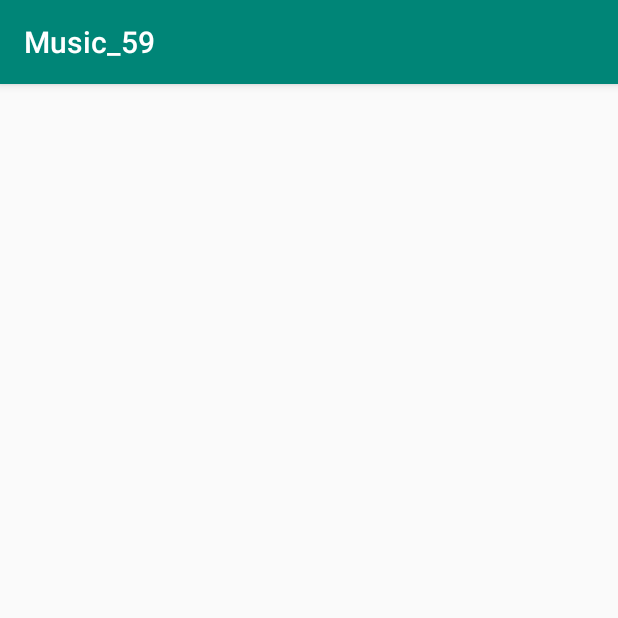
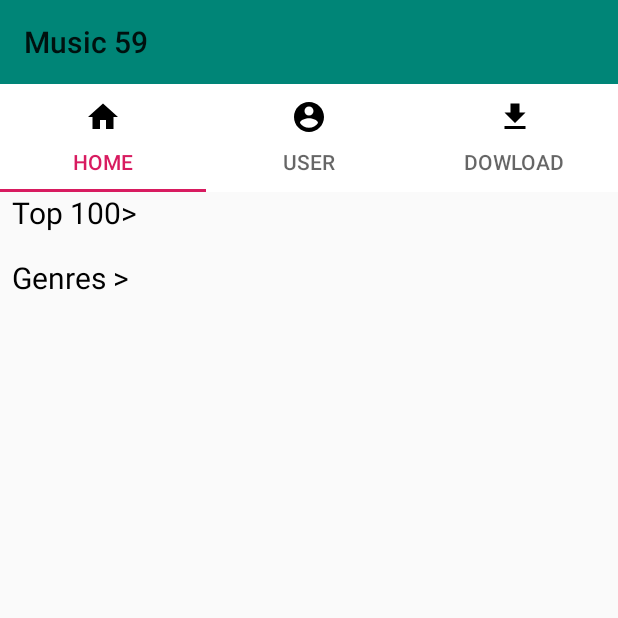
Before and after one commit to mdmahmudurrahman/Music_59, an Android app: the screen it shows after launch (MainActivity), on a phone screen of 412 x 824 dp, the top half of it. Run offline under Robolectric (Android 15) with nearby library versions, the phone set to English and light mode, and no system bars.

Commit message:
7566_Home_Screen

```diff
--- a/app/build.gradle
+++ b/app/build.gradle
@@ -19,10 +19,11 @@ android {
 }
 
 dependencies {
-    implementation fileTree(dir: 'libs', include: ['*.jar'])
+    implementation fileTree(include: ['*.jar'], dir: 'libs')
     implementation 'com.android.support:appcompat-v7:28.0.0'
     implementation 'com.android.support.constraint:constraint-layout:1.1.3'
     testImplementation 'junit:junit:4.12'
     androidTestImplementation 'com.android.support.test:runner:1.0.2'
     androidTestImplementation 'com.android.support.test.espresso:espresso-core:3.0.2'
+    implementation 'com.android.support:design:28.0.0'
 }
--- /dev/null
+++ b/app/src/main/java/com/example/dung/music_59/ui/adapter/ViewPagerAdapter.java
@@ -0,0 +1,39 @@
+package com.example.dung.music_59.ui.adapter;
+
+import android.support.annotation.Nullable;
+import android.support.v4.app.Fragment;
+import android.support.v4.app.FragmentManager;
+import android.support.v4.app.FragmentPagerAdapter;
+
+import java.util.ArrayList;
+import java.util.List;
+
+public class ViewPagerAdapter extends FragmentPagerAdapter {
+    private final List<Fragment> mFragments = new ArrayList<>();
+    private final List<String> mFragmentTitles = new ArrayList<>();
+
+    public ViewPagerAdapter(FragmentManager fm) {
+        super(fm);
+    }
+
+    @Override
+    public Fragment getItem(int position) {
+        return mFragments.get(position);
+    }
+
+    @Override
+    public int getCount() {
+        return mFragments == null ? 0 : mFragments.size();
+    }
+
+    public void addFragment(Fragment fragment, String title) {
+        mFragments.add(fragment);
+        mFragmentTitles.add(title);
+    }
+
+    @Nullable
+    @Override
+    public CharSequence getPageTitle(int position) {
+        return mFragmentTitles.get(position);
+    }
+}
--- /dev/null
+++ b/app/src/main/java/com/example/dung/music_59/ui/home/DowloadFragment.java
@@ -0,0 +1,22 @@
+package com.example.dung.music_59.ui.home;
+
+import android.os.Bundle;
+import android.support.annotation.NonNull;
+import android.support.annotation.Nullable;
+import android.support.v4.app.Fragment;
+import android.view.LayoutInflater;
+import android.view.View;
+import android.view.ViewGroup;
+
+import com.example.dung.music_59.R;
+
+public class DowloadFragment extends Fragment {
+    @Nullable
+    @Override
+    public View onCreateView(@NonNull LayoutInflater inflater, @Nullable ViewGroup container,
+                             @Nullable Bundle savedInstanceState) {
+        super.onCreateView(inflater, container, savedInstanceState);
+        View view = inflater.inflate(R.layout.fragment_dowload,container,false);
+        return view;
+    }
+}
--- /dev/null
+++ b/app/src/main/java/com/example/dung/music_59/ui/home/HomeFragment.java
@@ -0,0 +1,22 @@
+package com.example.dung.music_59.ui.home;
+
+import android.os.Bundle;
+import android.support.annotation.NonNull;
+import android.support.annotation.Nullable;
+import android.support.v4.app.Fragment;
+import android.view.LayoutInflater;
+import android.view.View;
+import android.view.ViewGroup;
+
+import com.example.dung.music_59.R;
+
+public class HomeFragment extends Fragment {
+    @Nullable
+    @Override
+    public View onCreateView(@NonNull LayoutInflater inflater, @Nullable ViewGroup container,
+                             @Nullable Bundle savedInstanceState) {
+        super.onCreateView(inflater, container, savedInstanceState);
+        View view = inflater.inflate(R.layout.fragment_home, container, false);
+        return view;
+    }
+}
--- a/app/src/main/java/com/example/dung/music_59/ui/home/MainActivity.java
+++ b/app/src/main/java/com/example/dung/music_59/ui/home/MainActivity.java
@@ -1,15 +1,80 @@
 package com.example.dung.music_59.ui.home;
 
+import android.graphics.PorterDuff;
+import android.os.Bundle;
+import android.support.design.widget.TabLayout;
+import android.support.v4.content.ContextCompat;
+import android.support.v4.view.ViewPager;
 import android.support.v7.app.AppCompatActivity;
-import android.os.Bundle;
+import android.support.v7.widget.Toolbar;
 
 import com.example.dung.music_59.R;
+import com.example.dung.music_59.ui.adapter.ViewPagerAdapter;
 
 public class MainActivity extends AppCompatActivity {
+    private ViewPager mViewPagerHome;
+    private Toolbar mToolbarHome;
+    private TabLayout mTabLayoutHome;
+    private static final int PAGE_LIMIT = 3;
+    private static final int PAGE_HOME = 0;
+    private static final int PAGE_USER = 1;
+    private static final int PAGE_DOWLOAD = 2;
+
 
     @Override
     protected void onCreate(Bundle savedInstanceState) {
         super.onCreate(savedInstanceState);
         setContentView(R.layout.activity_main);
+
+        initView();
+        setUpViewPager();
+        setupTabIcon();
+        setToolbar();
+    }
+
+    private void setToolbar() {
+        setSupportActionBar(mToolbarHome);
+        getSupportActionBar().setTitle(R.string.title_music_59);
+    }
+
+    private void setUpViewPager() {
+        ViewPagerAdapter pagerAdapter = new ViewPagerAdapter(getSupportFragmentManager());
+        pagerAdapter.addFragment(new HomeFragment(), getString(R.string.title_home));
+        pagerAdapter.addFragment(new UserFragment(), getString(R.string.title_user));
+        pagerAdapter.addFragment(new DowloadFragment(), getString(R.string.title_dowload));
+        mViewPagerHome.setAdapter(pagerAdapter);
+        mViewPagerHome.setOffscreenPageLimit(PAGE_LIMIT);
+    }
+
+    private void initView() {
+        mViewPagerHome = findViewById(R.id.view_pager);
+        mToolbarHome = findViewById(R.id.tool_bar_home);
+        mTabLayoutHome = findViewById(R.id.tab_layout);
+        mTabLayoutHome.setupWithViewPager(mViewPagerHome);
+    }
+
+    public void setupTabIcon() {
+        mTabLayoutHome.addOnTabSelectedListener(new TabLayout.BaseOnTabSelectedListener() {
+            @Override
+            public void onTabSelected(TabLayout.Tab tab) {
+                int tabIconColor = ContextCompat.getColor(getApplicationContext(), R.color.color_accent);
+                tab.getIcon().setColorFilter(tabIconColor, PorterDuff.Mode.SRC_IN);
+            }
+
+            @Override
+            public void onTabUnselected(TabLayout.Tab tab) {
+                int tabIconColor = ContextCompat.getColor(getApplicationContext(), R.color.color_black);
+                tab.getIcon().setColorFilter(tabIconColor, PorterDuff.Mode.SRC_IN);
+
+            }
+
+            @Override
+            public void onTabReselected(TabLayout.Tab tab) {
+
+            }
+        });
+        mTabLayoutHome.getTabAt(PAGE_HOME).setIcon(R.drawable.ic_home_white_24dp);
+        mTabLayoutHome.getTabAt(PAGE_USER).setIcon(R.drawable.ic_account_circle_white_24dp);
+        mTabLayoutHome.getTabAt(PAGE_DOWLOAD).setIcon(R.drawable.ic_file_download_white_24dp);
     }
 }
--- /dev/null
+++ b/app/src/main/java/com/example/dung/music_59/ui/home/UserFragment.java
@@ -0,0 +1,22 @@
+package com.example.dung.music_59.ui.home;
+
+import android.os.Bundle;
+import android.support.annotation.NonNull;
+import android.support.annotation.Nullable;
+import android.support.v4.app.Fragment;
+import android.view.LayoutInflater;
+import android.view.View;
+import android.view.ViewGroup;
+
+import com.example.dung.music_59.R;
+
+public class UserFragment extends Fragment {
+    @Nullable
+    @Override
+    public View onCreateView(@NonNull LayoutInflater inflater, @Nullable ViewGroup container,
+                             @Nullable Bundle savedInstanceState) {
+        super.onCreateView(inflater, container, savedInstanceState);
+        View view = inflater.inflate(R.layout.fragment_user, container, false);
+        return view;
+    }
+}
--- /dev/null
+++ b/app/src/main/res/drawable/ic_account_circle_white_24dp.xml
@@ -0,0 +1,5 @@
+<vector android:height="24dp" android:tint="#FDFDFD"
+    android:viewportHeight="24.0" android:viewportWidth="24.0"
+    android:width="24dp" xmlns:android="http://schemas.android.com/apk/res/android">
+    <path android:fillColor="#FF000000" android:pathData="M12,2C6.48,2 2,6.48 2,12s4.48,10 10,10 10,-4.48 10,-10S17.52,2 12,2zM12,5c1.66,0 3,1.34 3,3s-1.34,3 -3,3 -3,-1.34 -3,-3 1.34,-3 3,-3zM12,19.2c-2.5,0 -4.71,-1.28 -6,-3.22 0.03,-1.99 4,-3.08 6,-3.08 1.99,0 5.97,1.09 6,3.08 -1.29,1.94 -3.5,3.22 -6,3.22z"/>
+</vector>
--- /dev/null
+++ b/app/src/main/res/drawable/ic_file_download_white_24dp.xml
@@ -0,0 +1,5 @@
+<vector android:height="24dp" android:tint="#FDFDFD"
+    android:viewportHeight="24.0" android:viewportWidth="24.0"
+    android:width="24dp" xmlns:android="http://schemas.android.com/apk/res/android">
+    <path android:fillColor="#FF000000" android:pathData="M19,9h-4V3H9v6H5l7,7 7,-7zM5,18v2h14v-2H5z"/>
+</vector>
--- /dev/null
+++ b/app/src/main/res/drawable/ic_home_white_24dp.xml
@@ -0,0 +1,5 @@
+<vector android:height="24dp" android:tint="#FDFDFD"
+    android:viewportHeight="24.0" android:viewportWidth="24.0"
+    android:width="24dp" xmlns:android="http://schemas.android.com/apk/res/android">
+    <path android:fillColor="#FF000000" android:pathData="M10,20v-6h4v6h5v-8h3L12,3 2,12h3v8z"/>
+</vector>
--- a/app/src/main/res/layout/activity_main.xml
+++ b/app/src/main/res/layout/activity_main.xml
@@ -1,10 +1,46 @@
 <?xml version="1.0" encoding="utf-8"?>
-<android.support.constraint.ConstraintLayout
-    xmlns:android="http://schemas.android.com/apk/res/android"
+<android.support.constraint.ConstraintLayout xmlns:android="http://schemas.android.com/apk/res/android"
+    xmlns:app="http://schemas.android.com/apk/res-auto"
     xmlns:tools="http://schemas.android.com/tools"
-    xmlns:app="http://schemas.android.com/apk/res-auto"
     android:layout_width="match_parent"
     android:layout_height="match_parent"
     tools:context=".ui.home.MainActivity">
 
+    <android.support.v7.widget.Toolbar
+        android:id="@+id/tool_bar_home"
+        android:layout_width="0dp"
+        android:layout_height="?attr/actionBarSize"
+        android:background="@color/color_primary"
+        app:layout_constraintEnd_toEndOf="parent"
+        app:layout_constraintRight_toRightOf="parent"
+        app:layout_constraintStart_toStartOf="@+id/tab_layout"
+        app:layout_constraintTop_toTopOf="parent">
+
+    </android.support.v7.widget.Toolbar>
+
+    <android.support.v4.view.ViewPager
+        android:id="@+id/view_pager"
+        android:layout_width="0dp"
+        android:layout_height="0dp"
+        app:layout_constraintBottom_toBottomOf="parent"
+        app:layout_constraintEnd_toEndOf="parent"
+        app:layout_constraintStart_toStartOf="parent"
+        app:layout_constraintTop_toBottomOf="@+id/tab_layout">
+
+    </android.support.v4.view.ViewPager>
+
+    <android.support.design.widget.TabLayout
+        android:id="@+id/tab_layout"
+        android:layout_width="0dp"
+        android:layout_height="wrap_content"
+        android:background="@color/color_white"
+        app:layout_constraintEnd_toEndOf="parent"
+        app:layout_constraintStart_toStartOf="parent"
+        app:layout_constraintTop_toBottomOf="@+id/tool_bar_home"
+        app:tabIconTint="@color/color_black"
+        app:tabSelectedTextColor="@color/color_accent">
+
+    </android.support.design.widget.TabLayout>
+
+
 </android.support.constraint.ConstraintLayout>
--- /dev/null
+++ b/app/src/main/res/layout/fragment_dowload.xml
@@ -0,0 +1,6 @@
+<?xml version="1.0" encoding="utf-8"?>
+<android.support.constraint.ConstraintLayout
+    xmlns:android="http://schemas.android.com/apk/res/android" android:layout_width="match_parent"
+    android:layout_height="match_parent">
+
+</android.support.constraint.ConstraintLayout>
--- /dev/null
+++ b/app/src/main/res/layout/fragment_home.xml
@@ -0,0 +1,53 @@
+<?xml version="1.0" encoding="utf-8"?>
+<android.support.constraint.ConstraintLayout
+    xmlns:app="http://schemas.android.com/apk/res-auto"
+    xmlns:android="http://schemas.android.com/apk/res/android"
+    android:layout_width="match_parent"
+    android:layout_height="match_parent">
+
+    <TextView
+        android:id="@+id/text_top_100"
+        android:layout_width="0dp"
+        android:layout_height="wrap_content"
+        android:layout_marginLeft="@dimen/dp_8"
+        android:layout_marginTop="@dimen/dp_8"
+        android:text="@string/title_top_100"
+        android:textColor="@color/color_black"
+        android:textSize="@dimen/sp_20"
+        app:layout_constraintEnd_toEndOf="parent"
+        app:layout_constraintStart_toStartOf="parent"
+        app:layout_constraintTop_toBottomOf="@+id/tool_bar_home" />
+
+    <android.support.v7.widget.RecyclerView
+        android:id="@+id/recycler_top_100"
+        android:layout_width="0dp"
+        android:layout_height="wrap_content"
+        android:layout_marginTop="@dimen/dp_8"
+        app:layout_constraintEnd_toEndOf="parent"
+        app:layout_constraintStart_toStartOf="parent"
+        app:layout_constraintTop_toBottomOf="@+id/text_top_100" />
+
+    <TextView
+        android:id="@+id/text_genres"
+        android:layout_width="0dp"
+        android:layout_height="wrap_content"
+        android:layout_marginLeft="@dimen/dp_8"
+        android:layout_marginTop="@dimen/dp_8"
+        android:text="@string/title_genres"
+        android:textColor="@color/color_black"
+        android:textSize="@dimen/sp_20"
+        app:layout_constraintEnd_toEndOf="parent"
+        app:layout_constraintStart_toStartOf="parent"
+        app:layout_constraintTop_toBottomOf="@+id/recycler_top_100" />
+
+    <android.support.v7.widget.RecyclerView
+        android:id="@+id/recycler_genres"
+        android:layout_width="0dp"
+        android:layout_height="wrap_content"
+        android:layout_marginLeft="@dimen/dp_8"
+        android:layout_marginTop="@dimen/dp_8"
+        app:layout_constraintEnd_toEndOf="parent"
+        app:layout_constraintStart_toStartOf="parent"
+        app:layout_constraintTop_toBottomOf="@+id/text_genres" />
+
+</android.support.constraint.ConstraintLayout>
--- /dev/null
+++ b/app/src/main/res/layout/fragment_user.xml
@@ -0,0 +1,7 @@
+<?xml version="1.0" encoding="utf-8"?>
+<android.support.constraint.ConstraintLayout
+    xmlns:android="http://schemas.android.com/apk/res/android"
+    android:layout_width="match_parent"
+    android:layout_height="match_parent">
+
+</android.support.constraint.ConstraintLayout>
--- a/app/src/main/res/values/colors.xml
+++ b/app/src/main/res/values/colors.xml
@@ -3,4 +3,6 @@
     <color name="color_primary">#008577</color>
     <color name="color_primary_dark">#00574B</color>
     <color name="color_accent">#D81B60</color>
+    <color name="color_black">#000000</color>
+    <color name="color_white">#ffffff</color>
 </resources>
--- /dev/null
+++ b/app/src/main/res/values/dimens.xml
@@ -0,0 +1,5 @@
+<?xml version="1.0" encoding="utf-8"?>
+<resources>
+    <dimen name="dp_8">8dp</dimen>
+    <dimen name="sp_20">20sp</dimen>
+</resources>
--- a/app/src/main/res/values/strings.xml
+++ b/app/src/main/res/values/strings.xml
@@ -1,3 +1,9 @@
 <resources>
     <string name="app_name">Music_59</string>
+    <string name="title_top_100"><![CDATA[Top 100>]]></string>
+    <string name="title_genres"><![CDATA[Genres >]]></string>
+    <string name="title_home">Home</string>
+    <string name="title_user">User</string>
+    <string name="title_dowload">Dowload</string>
+    <string name="title_music_59">Music 59</string>
 </resources>
--- a/app/src/main/res/values/styles.xml
+++ b/app/src/main/res/values/styles.xml
@@ -1,7 +1,7 @@
 <resources>
 
     <!-- Base application theme. -->
-    <style name="AppTheme" parent="Theme.AppCompat.Light.DarkActionBar">
+    <style name="AppTheme" parent="Theme.AppCompat.Light.NoActionBar">
         <!-- Customize your theme here. -->
         <item name="colorPrimary">@color/color_primary</item>
         <item name="colorPrimaryDark">@color/color_primary_dark</item>
--- a/build.gradle
+++ b/build.gradle
@@ -7,7 +7,7 @@ buildscript {
         jcenter()
     }
     dependencies {
-        classpath 'com.android.tools.build:gradle:3.2.1'
+        classpath 'com.android.tools.build:gradle:3.3.1'
 
 
         // NOTE: Do not place your application dependencies here; they belong
```
Also changed, not shown: gradle/wrapper/gradle-wrapper.properties.
